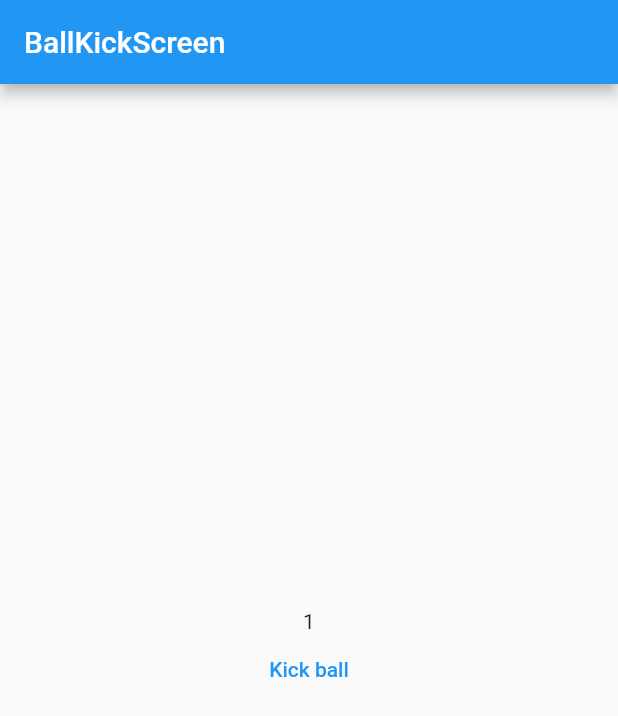
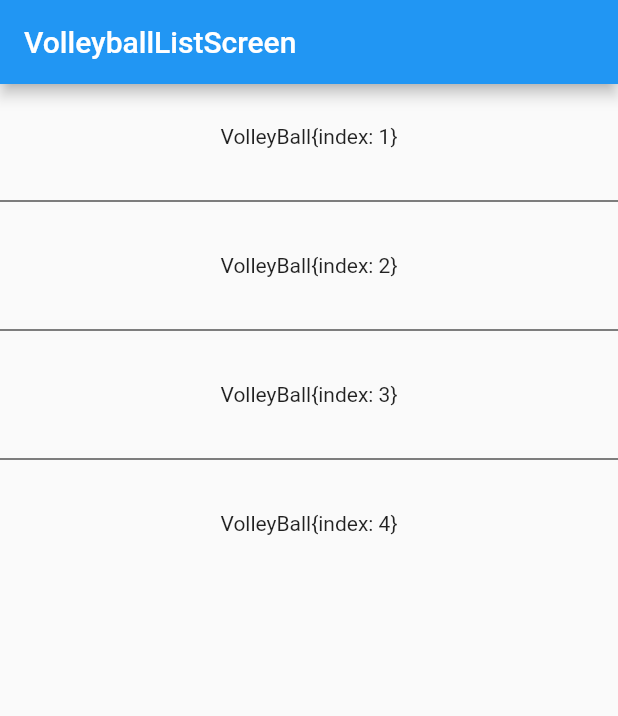
Before and after one commit to cutzmf/flutter_rich_model, a Flutter app: the screen it shows after launch, on a phone screen of 412 x 824 dp. Shown: the top 716 px of the screen. Run offline on Flutter 3.47's test engine with Material 2 defaults, Android fonts, the phone set to English and light mode, and no system bars.

Commit message:
work on pagination

```diff
--- a/lib/common/common.dart
+++ b/lib/common/common.dart
@@ -1,2 +1,3 @@
+export 'src/collection.dart';
 export 'src/loadable_model.dart';
 export 'src/snack_bar_error.dart';
--- /dev/null
+++ b/lib/common/src/collection.dart
@@ -0,0 +1,42 @@
+import 'dart:collection';
+
+class PagedCollection<T> {
+  final CollectionPage<T> firstPage;
+
+  PagedCollection({
+    required this.firstPage,
+  }) : _pages = [firstPage];
+
+  int get pageSize => firstPage.size;
+
+  final List<CollectionPage<T>> _pages;
+
+  Future<T> operator [](int index) async {
+    final pageIndex = index ~/ pageSize;
+    final indexInPage = index - pageIndex * pageSize;
+
+
+
+    if (pageIndex >= _pages.length) {
+      final nextPage = _pages.last.getNext();
+
+      _pages.add(nextPage);
+    }
+
+    return _pages[pageIndex].futureItems.then((page) => page[indexInPage]);
+  }
+
+  Stream<int> get length => _pages.last.itemsCount;
+}
+
+abstract class CollectionPage<T> {
+  final int size;
+
+  CollectionPage(this.size);
+
+  Stream<int> get itemsCount;
+
+  Future<UnmodifiableListView<T>> get futureItems;
+
+  CollectionPage<T> getNext();
+}
--- /dev/null
+++ b/lib/domain/volleyball.dart
@@ -0,0 +1,10 @@
+class VolleyBall {
+  final int index;
+
+  VolleyBall(this.index);
+
+  @override
+  String toString() {
+    return 'VolleyBall{index: $index}';
+  }
+}
--- a/lib/main.dart
+++ b/lib/main.dart
@@ -1,12 +1,17 @@
+import 'dart:collection';
+
 import 'package:flutter/material.dart';
 
 import 'app/model.dart';
 import 'ball/feature.dart';
 import 'common/common.dart';
+import 'domain/volleyball.dart';
+import 'volleyball/src/screen.dart';
 
 void main() {
   final repo = BallDummyRepo();
   final reloadableBallModel = ReloadableModelNotifier<AsyncBallViewModel>(repo.get);
+  final collection = PagedCollection<VolleyBall>(firstPage: VolleyBallPage(0));
 
   runApp(
     MaterialApp(
@@ -15,8 +20,51 @@ void main() {
         primarySwatch: Colors.blue,
       ),
       home: ScaffoldMessenger(
-        child: BallKickScreen(reloadableBallModel),
+        child: VolleyballListScreen(collection),
       ),
     ),
   );
 }
+
+class VolleyBallPage extends CollectionPage<VolleyBall> {
+  final int pageIndex;
+
+  VolleyBallPage(this.pageIndex) : super(10);
+
+  late bool isDummyError = pageIndex.isOdd;
+
+  Future<UnmodifiableListView<VolleyBall>> _dummy() async {
+    await Future.delayed(const Duration(seconds: 4));
+
+    print('### $pageIndex $isDummyError');
+    if (isDummyError) {
+      isDummyError = false; // recover on next
+      throw Exception('Ooops!');
+    }
+
+    return UnmodifiableListView(List.generate(size, (index) => VolleyBall(pageIndex * 10 + index + 1)));
+  }
+
+  late Future<UnmodifiableListView<VolleyBall>> _lazyFutureItems = _dummy();
+
+  @override
+  Future<UnmodifiableListView<VolleyBall>> get futureItems async {
+    try {
+      await _lazyFutureItems;
+    } on Object {
+      _lazyFutureItems = _dummy();
+    }
+    return _lazyFutureItems;
+  }
+
+  @override
+  CollectionPage<VolleyBall> getNext() {
+    return VolleyBallPage(pageIndex + 1);
+  }
+
+  @override
+  Stream<int> get itemsCount async* {
+    await _lazyFutureItems;
+    yield 4;
+  }
+}
--- /dev/null
+++ b/lib/volleyball/src/screen.dart
@@ -0,0 +1,57 @@
+import 'package:flutter/material.dart';
+
+import '../../common/common.dart';
+import '../../domain/volleyball.dart';
+
+class VolleyballListScreen extends StatelessWidget {
+  const VolleyballListScreen(this.collection, {Key? key}) : super(key: key);
+
+  final PagedCollection<VolleyBall> collection;
+
+  @override
+  Widget build(BuildContext context) {
+    return Scaffold(
+      appBar: AppBar(
+        title: Text('$runtimeType'),
+      ),
+      body: Center(
+        child: StreamBuilder<int>(
+          stream: collection.length,
+          builder: (context, collectionLength) {
+            print(collectionLength);
+            return StatefulBuilder(
+              builder: (context, setState) {
+                return ListView.separated(
+                  itemCount: collectionLength.data ?? 44,
+                  separatorBuilder: (_, i) => const Divider(color: Colors.black),
+                  itemBuilder: (_, i) {
+                    return SizedBox(
+                      height: 70,
+                      child: Center(
+                        child: FutureBuilder<VolleyBall>(
+                          future: collection[i],
+                          builder: (context, snapshot) {
+                            if (snapshot.hasData) return Text('${snapshot.requireData}');
+
+                            if (snapshot.connectionState == ConnectionState.done && snapshot.hasError) {
+                              return ElevatedButton(
+                                onPressed: () => collection[i].whenComplete(() => setState(() {})),
+                                child: Text('Error: ${snapshot.error}'),
+                              );
+                            }
+
+                            return const CircularProgressIndicator();
+                          },
+                        ),
+                      ),
+                    );
+                  },
+                );
+              },
+            );
+          },
+        ),
+      ),
+    );
+  }
+}
```
Also changed, not shown: lib/volleyball/feature.dart (added).
